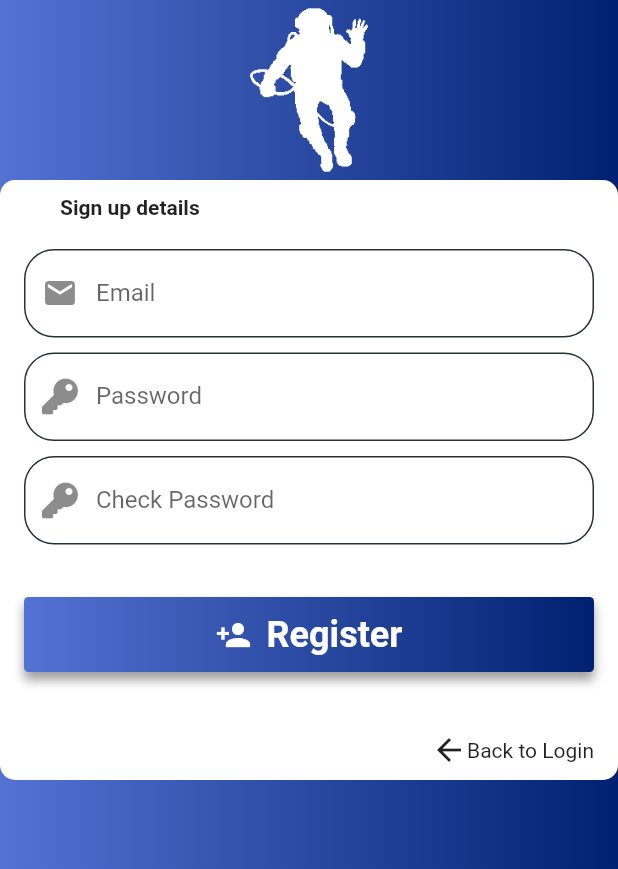
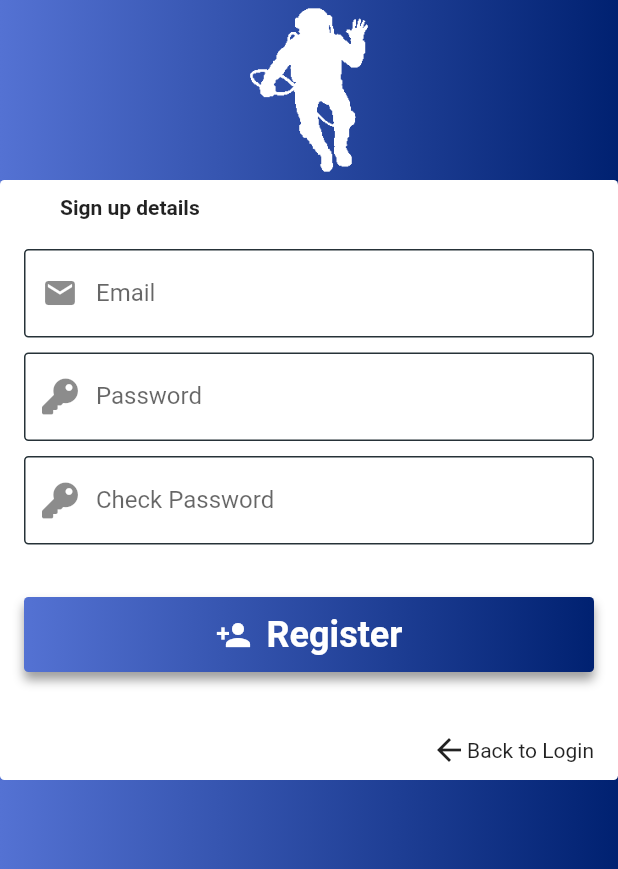
Before and after one commit to CristianFAlexa/SapRanks, a Flutter app: the screen it shows after launch, after a tap on "Login", after a tap on "Sign Up", on a phone screen of 412 x 824 dp. Shown: the top 869 px of the screen. Run offline on Flutter 3.47's test engine with Material 2 defaults, Android fonts, the phone set to English and light mode, and no system bars; our stand-ins replace auto_size_text, carousel_slider, cloud_firestore, expandable, firebase_auth, firebase_messaging and 7 more; missing offline and left inert: countdown_flutter, dart:ffi, qr_code_scanner; accounts and stored records are empty.

Commit message:
Refactored view after material design principles.

```diff
--- a/lib/view/setup/LoginPage.dart
+++ b/lib/view/setup/LoginPage.dart
@@ -90,7 +90,7 @@ class _LoginPageState extends State<LoginPage> {
                     Container(
                       decoration: BoxDecoration(
                         color: Colors.white,
-                        borderRadius: BorderRadius.circular(10)
+                        borderRadius: BorderRadius.circular(3)
                       ),
                       child: Column(
                         mainAxisAlignment: MainAxisAlignment.center,
@@ -117,12 +117,12 @@ class _LoginPageState extends State<LoginPage> {
                               onSaved: (input) => _password = input,
                               decoration: InputDecoration(
                                 enabledBorder:
-                                new OutlineInputBorder(borderSide: new BorderSide(color: Colors.blueGrey[900]), borderRadius: BorderRadius.circular(20)),
+                                new OutlineInputBorder(borderSide: new BorderSide(color: Colors.blueGrey[900]), borderRadius: BorderRadius.circular(3)),
                                 focusedBorder:
-                                new OutlineInputBorder(borderSide: new BorderSide(color: Colors.green[600]), borderRadius: BorderRadius.circular(20)),
-                                errorBorder: new OutlineInputBorder(borderSide: new BorderSide(color: Colors.red[600]), borderRadius: BorderRadius.circular(20)),
+                                new OutlineInputBorder(borderSide: new BorderSide(color: Colors.green[600]), borderRadius: BorderRadius.circular(3)),
+                                errorBorder: new OutlineInputBorder(borderSide: new BorderSide(color: Colors.red[600]), borderRadius: BorderRadius.circular(3)),
                                 focusedErrorBorder:
-                                new OutlineInputBorder(borderSide: new BorderSide(color: Colors.red[600]), borderRadius: BorderRadius.circular(20)),
+                                new OutlineInputBorder(borderSide: new BorderSide(color: Colors.red[600]), borderRadius: BorderRadius.circular(3)),
                                 prefixIcon: Icon(Icons.mail),
                                 hintText: 'user@domain.com',
                                 labelText: 'Email',
@@ -141,12 +141,12 @@ class _LoginPageState extends State<LoginPage> {
                               onSaved: (input) => _password = input,
                               decoration: InputDecoration(
                                 enabledBorder:
-                                new OutlineInputBorder(borderSide: new BorderSide(color: Colors.blueGrey[900]), borderRadius: BorderRadius.circular(20)),
+                                new OutlineInputBorder(borderSide: new BorderSide(color: Colors.blueGrey[900]), borderRadius: BorderRadius.circular(3)),
                                 focusedBorder:
-                                new OutlineInputBorder(borderSide: new BorderSide(color: Colors.green[600]), borderRadius: BorderRadius.circular(20)),
-                                errorBorder: new OutlineInputBorder(borderSide: new BorderSide(color: Colors.red[600]), borderRadius: BorderRadius.circular(20)),
+                                new OutlineInputBorder(borderSide: new BorderSide(color: Colors.green[600]), borderRadius: BorderRadius.circular(3)),
+                                errorBorder: new OutlineInputBorder(borderSide: new BorderSide(color: Colors.red[600]), borderRadius: BorderRadius.circular(3)),
                                 focusedErrorBorder:
-                                new OutlineInputBorder(borderSide: new BorderSide(color: Colors.red[600]), borderRadius: BorderRadius.circular(20)),
+                                new OutlineInputBorder(borderSide: new BorderSide(color: Colors.red[600]), borderRadius: BorderRadius.circular(3)),
                                 prefixIcon: Icon(FontAwesomeIcons.key),
                                 labelText: 'Password',
                               ),
@@ -187,17 +187,6 @@ class _LoginPageState extends State<LoginPage> {
                                     ],
                                   )),
                               ),
-                            ),
-                          ),
-                          Padding(
-                            padding: const EdgeInsets.only(
-                              top: 10,
-                              left: 40
-                            ),
-                            child: Row(
-                              children: <Widget>[
-                                Text('New user?', style: TextStyle(fontWeight: FontWeight.bold),),
-                              ],
                             ),
                           ),
                           Padding(
--- a/lib/view/setup/RegisterPage.dart
+++ b/lib/view/setup/RegisterPage.dart
@@ -66,7 +66,7 @@ class _RegisterPageState extends State<RegisterPage> {
                 Container(
                   decoration: BoxDecoration(
                     color: Colors.white,
-                    borderRadius: BorderRadius.circular(10) //.circular(20)
+                    borderRadius: BorderRadius.circular(3)
                   ),
                   child: Column(
                     mainAxisAlignment: MainAxisAlignment.center,
@@ -93,12 +93,12 @@ class _RegisterPageState extends State<RegisterPage> {
                           onSaved: (input) => _password = input,
                           decoration: InputDecoration(
                             enabledBorder:
-                            new OutlineInputBorder(borderSide: new BorderSide(color: Colors.blueGrey[900]), borderRadius: BorderRadius.circular(20)),
+                            new OutlineInputBorder(borderSide: new BorderSide(color: Colors.blueGrey[900]), borderRadius: BorderRadius.circular(3)),
                             focusedBorder:
-                            new OutlineInputBorder(borderSide: new BorderSide(color: Colors.green[600]), borderRadius: BorderRadius.circular(20)),
-                            errorBorder: new OutlineInputBorder(borderSide: new BorderSide(color: Colors.red[600]), borderRadius: BorderRadius.circular(20)),
+                            new OutlineInputBorder(borderSide: new BorderSide(color: Colors.green[600]), borderRadius: BorderRadius.circular(3)),
+                            errorBorder: new OutlineInputBorder(borderSide: new BorderSide(color: Colors.red[600]), borderRadius: BorderRadius.circular(3)),
                             focusedErrorBorder:
-                            new OutlineInputBorder(borderSide: new BorderSide(color: Colors.red[600]), borderRadius: BorderRadius.circular(20)),
+                            new OutlineInputBorder(borderSide: new BorderSide(color: Colors.red[600]), borderRadius: BorderRadius.circular(3)),
                             prefixIcon: Icon(Icons.mail),
                             hintText: 'user@domain.com',
                             labelText: 'Email',
@@ -120,12 +120,12 @@ class _RegisterPageState extends State<RegisterPage> {
                           onSaved: (input) => _password = input,
                           decoration: InputDecoration(
                             enabledBorder:
-                            new OutlineInputBorder(borderSide: new BorderSide(color: Colors.blueGrey[900]), borderRadius: BorderRadius.circular(20)),
+                            new OutlineInputBorder(borderSide: new BorderSide(color: Colors.blueGrey[900]), borderRadius: BorderRadius.circular(3)),
                             focusedBorder:
-                            new OutlineInputBorder(borderSide: new BorderSide(color: Colors.green[600]), borderRadius: BorderRadius.circular(20)),
-                            errorBorder: new OutlineInputBorder(borderSide: new BorderSide(color: Colors.red[600]), borderRadius: BorderRadius.circular(20)),
+                            new OutlineInputBorder(borderSide: new BorderSide(color: Colors.green[600]), borderRadius: BorderRadius.circular(3)),
+                            errorBorder: new OutlineInputBorder(borderSide: new BorderSide(color: Colors.red[600]), borderRadius: BorderRadius.circular(3)),
                             focusedErrorBorder:
-                            new OutlineInputBorder(borderSide: new BorderSide(color: Colors.red[600]), borderRadius: BorderRadius.circular(20)),
+                            new OutlineInputBorder(borderSide: new BorderSide(color: Colors.red[600]), borderRadius: BorderRadius.circular(3)),
                             prefixIcon: Icon(FontAwesomeIcons.key),
                             labelText: 'Password',
                           ),
@@ -146,12 +146,12 @@ class _RegisterPageState extends State<RegisterPage> {
                           onSaved: (input) => _password = input,
                           decoration: InputDecoration(
                             enabledBorder:
-                            new OutlineInputBorder(borderSide: new BorderSide(color: Colors.blueGrey[900]), borderRadius: BorderRadius.circular(20)),
+                            new OutlineInputBorder(borderSide: new BorderSide(color: Colors.blueGrey[900]), borderRadius: BorderRadius.circular(3)),
                             focusedBorder:
-                            new OutlineInputBorder(borderSide: new BorderSide(color: Colors.green[600]), borderRadius: BorderRadius.circular(20)),
-                            errorBorder: new OutlineInputBorder(borderSide: new BorderSide(color: Colors.red[600]), borderRadius: BorderRadius.circular(20)),
+                            new OutlineInputBorder(borderSide: new BorderSide(color: Colors.green[600]), borderRadius: BorderRadius.circular(3)),
+                            errorBorder: new OutlineInputBorder(borderSide: new BorderSide(color: Colors.red[600]), borderRadius: BorderRadius.circular(3)),
                             focusedErrorBorder:
-                            new OutlineInputBorder(borderSide: new BorderSide(color: Colors.red[600]), borderRadius: BorderRadius.circular(20)),
+                            new OutlineInputBorder(borderSide: new BorderSide(color: Colors.red[600]), borderRadius: BorderRadius.circular(3)),
                             prefixIcon: Icon(FontAwesomeIcons.key),
                             labelText: 'Check Password',
                           ),
```
Also changed, not shown: lib/view/component/GamePage.dart (+0 -19 lines), lib/view/component/PlayPage.dart (+8 -18 lines), lib/view/component/ProfilePage.dart (+67 -52 lines), lib/view/component/UsersPage.dart (+0 -16 lines), lib/view/component/UsersProfilePage.dart (+66 -31 lines), lib/view/setup/MainPage.dart (+11 -8 lines).
